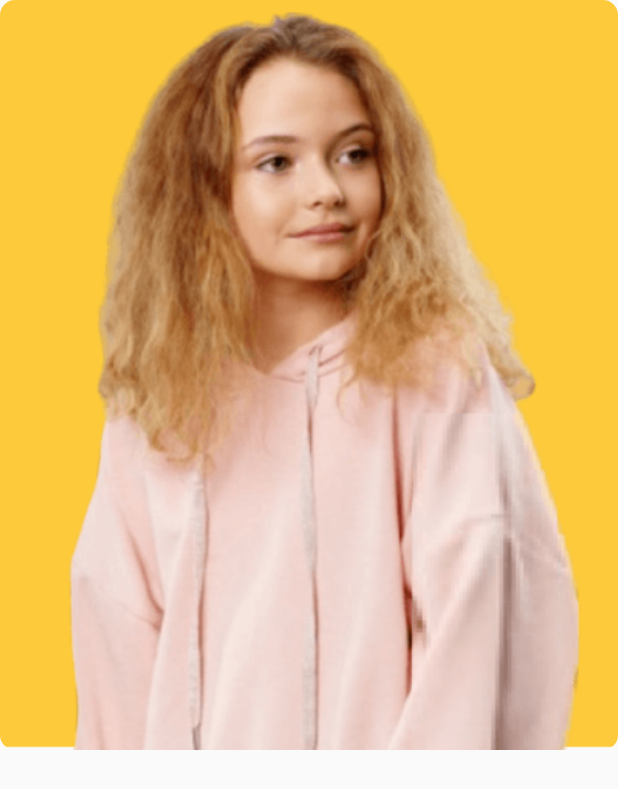
After one commit to mehedi4958/ecommerce01, a Flutter app: the screen it shows after launch, after a tap on "Gucci oversize", on a phone screen of 412 x 824 dp. The commit adds this screen. Shown: the top 789 px of the screen. Run offline on Flutter 3.47's test engine with Material 2 defaults, Android fonts, the phone set to English and light mode, and no system bars; our stand-ins replace cloud_firestore, firebase_auth, firebase_core, firebase_storage, image_picker; accounts and stored records are empty.

Commit message:
detail screen provided

```diff
--- /dev/null
+++ b/lib/views/screens/detail/detail_screen.dart
@@ -0,0 +1,34 @@
+import 'package:e_commerce_01/models/clothes.dart';
+import 'package:flutter/material.dart';
+
+class DetailScreen extends StatelessWidget {
+  const DetailScreen({Key? key, required this.clothes}) : super(key: key);
+
+  final Clothes clothes;
+
+  @override
+  Widget build(BuildContext context) {
+    return Scaffold(
+      body: Column(
+        children: [
+          Stack(
+            children: [
+              Container(
+                height: 500,
+                decoration: BoxDecoration(
+                  image: DecorationImage(
+                    image: AssetImage(
+                      clothes.imageUrl.toString(),
+                    ),
+                    fit: BoxFit.fitHeight,
+                  ),
+                  borderRadius: BorderRadius.circular(10),
+                ),
+              ),
+            ],
+          ),
+        ],
+      ),
+    );
+  }
+}
--- a/lib/views/widgets/products.dart
+++ b/lib/views/widgets/products.dart
@@ -1,4 +1,5 @@
 import 'package:e_commerce_01/models/clothes.dart';
+import 'package:e_commerce_01/views/screens/detail/detail_screen.dart';
 import 'package:flutter/material.dart';
 
 class ProductItem extends StatelessWidget {
@@ -10,6 +11,16 @@ class ProductItem extends StatelessWidget {
   Widget build(BuildContext context) {
     return Container(
       margin: const EdgeInsets.all(10),
+      child: GestureDetector(
+        onTap: () {
+          Navigator.of(context).push(
+            MaterialPageRoute(
+              builder: (context) => DetailScreen(
+                clothes: clothes,
+              ),
+            ),
+          );
+        },
         child: Card(
           shape: RoundedRectangleBorder(
             borderRadius: BorderRadius.circular(15),
@@ -67,6 +78,7 @@ class ProductItem extends StatelessWidget {
             ],
           ),
         ),
+      ),
     );
   }
 }
```
Lines whose indentation alone changed are shown as unchanged.
